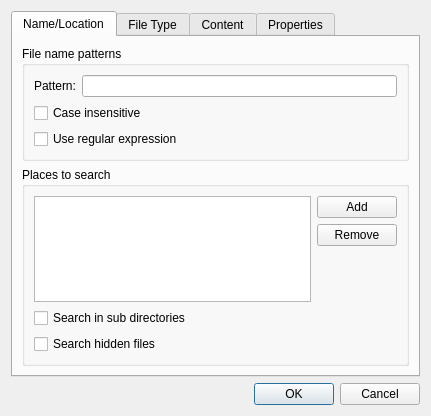
The window that filer/file-search.ui (lxqt/pcmanfm-qt) describes before a commit, drawn with Qt 5.
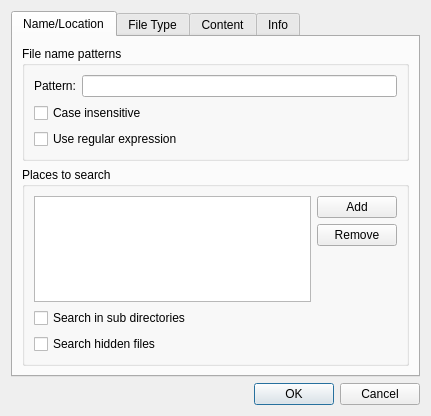
The same window after the commit. Icons and pictures are not drawn.

Commit message: Get Info

Diff of the .ui file:
```diff
--- a/filer/file-search.ui
+++ b/filer/file-search.ui
@@ -249,7 +249,7 @@
      </widget>
      <widget class="QWidget" name="tab_3">
       <attribute name="title">
-       <string>Properties</string>
+       <string>Info</string>
       </attribute>
       <layout class="QVBoxLayout" name="verticalLayout_9">
        <item>
```
The commit also changes 5 other files.
